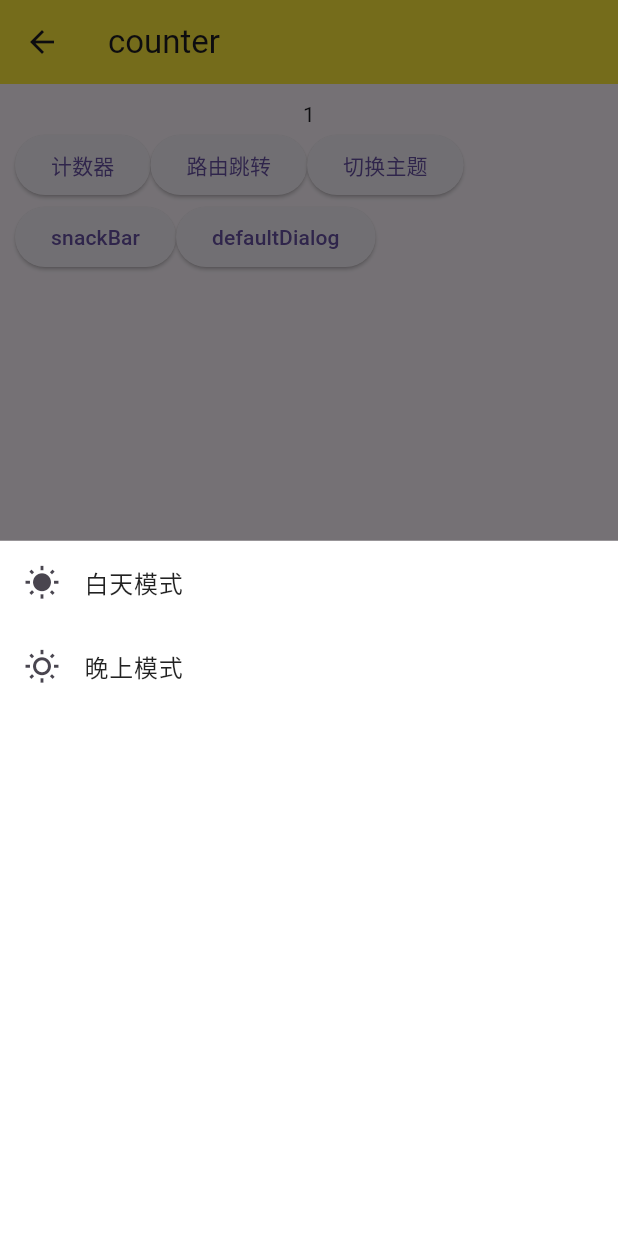
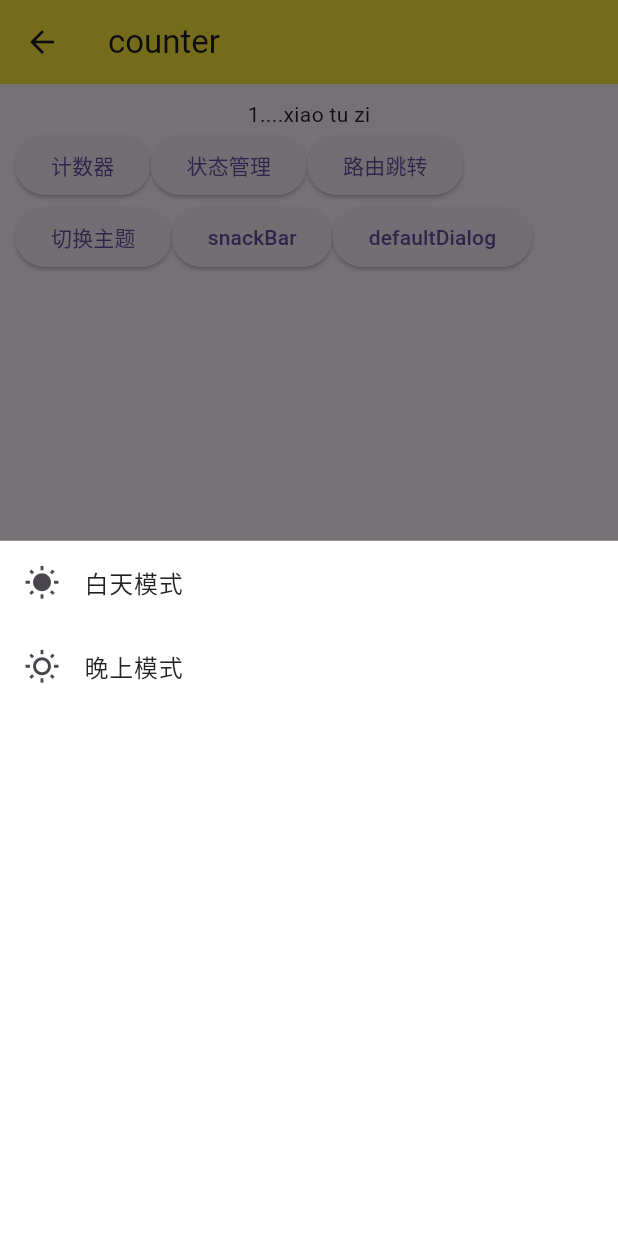
Before and after one commit to su3233/flutter_demo, a Flutter app: the GetxPage screen opened directly, after a tap on the "add" icon, after a tap on "切换主题", on a phone screen of 412 x 824 dp. Run offline on Flutter 3.47's test engine with Material 3 defaults, Android fonts, the phone set to English and light mode, and no system bars; our stand-ins replace date_format, fluttertoast, get, photo_view, shared_preferences; missing offline and left inert: dart:ffi; accounts and stored records are empty.

Commit message:
Getx状态管理，数据改变刷新页面

```diff
--- a/lib/bilibili/get/getx.dart
+++ b/lib/bilibili/get/getx.dart
@@ -1,4 +1,5 @@
 import 'package:flutter/material.dart';
+import 'package:flutter_demo/prictice/_8_abstract.dart';
 import 'package:get/get.dart';
 import '../../pages/news.dart';
 import 'getPages/createOrder.dart';
@@ -38,7 +39,11 @@ class GetxPage extends StatefulWidget {
 }
 
 class _GetxPage extends State<GetxPage> {
-  var count = 0.obs;
+  RxInt count = 0.obs;
+  final RxInt _num = RxInt(0);
+
+  ///类的obs
+  final _person = Person(2, "xiao mao").obs;
 
   @override
   Widget build(context) => Scaffold(
@@ -51,9 +56,10 @@ class _GetxPage extends State<GetxPage> {
           child: Wrap(
             children: [
               Center(
-                child: Obx(() => Text("$count")),
+                child: Obx(() => Text("$count....${_person.value.name}")),
               ),
               ElevatedButton(onPressed: () {}, child: const Text("计数器")),
+              ElevatedButton(onPressed: () {}, child: const Text("状态管理")),
               ElevatedButton(
                   onPressed: () {
                     Get.toNamed("/shopPage");
@@ -90,9 +96,15 @@ class _GetxPage extends State<GetxPage> {
             ],
           )),
       floatingActionButton: FloatingActionButton(
-        child: const Icon(Icons.add),
-        onPressed: () => count++,
-      ));
+          child: const Icon(Icons.add),
+          onPressed: () {
+            count++;
+            _person.value.name = "xiao tu zi";
+            _person.value = _person.value;
+
+            ///两种方式
+            // _person.value =Person(3, "xiao tu zi");
+          }));
 
   void _showBottomSheet() {
     Get.bottomSheet(Container(
```
